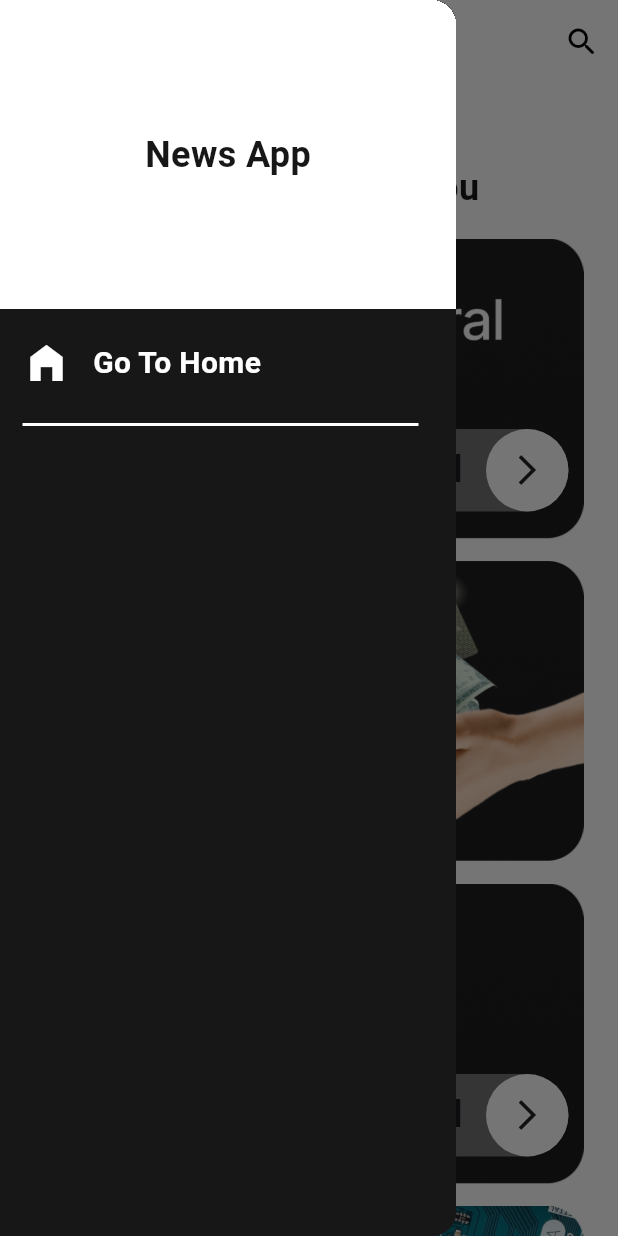
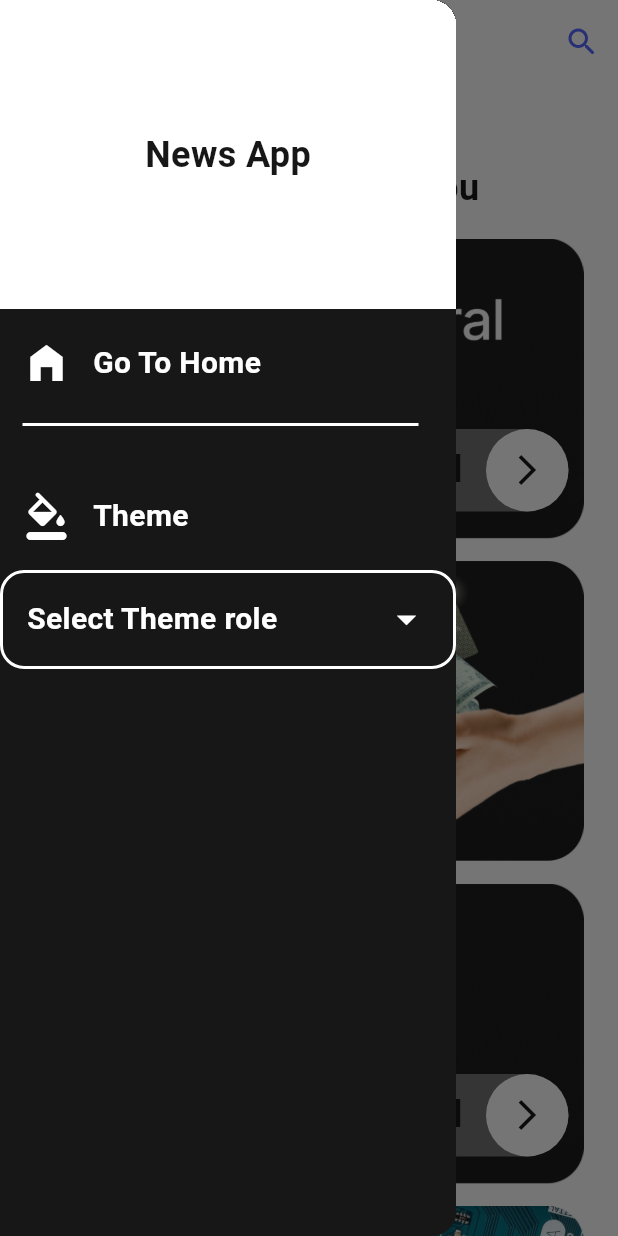
Before and after one commit to galalmohamed1/News_App, a Flutter app: the screen it shows after launch, with the side drawer open, on a phone screen of 412 x 824 dp. Run offline on Flutter 3.47's test engine with Material 3 defaults, Android fonts, the phone set to English and light mode, and no system bars; drawn by our look-alikes of animated_custom_dropdown; our stand-ins replace bot_toast, cached_network_image, flutter_easyloading, lottie, skeletonizer; generated files the repository leaves out were written again.

Commit message:
add theme mode

```diff
--- /dev/null
+++ b/l10n.yaml
@@ -0,0 +1,3 @@
+arb-dir: lib/l10n
+template-arb-file: app_en.arb
+output-localization-file: app_localizations.dart
--- a/lib/core/constants/app_assets.dart
+++ b/lib/core/constants/app_assets.dart
@@ -7,4 +7,11 @@ abstract class AppAssets {
   static const String ScienceImg = "assets/images/science_img.png";
   static const String SportImg = "assets/images/sports_img.png";
   static const String TechnologyImg = "assets/images/technology_img.png";
+  static const String businessImg_black = "assets/images/business_black.png";
+  static const String EntertainmentImg_black = "assets/images/entertainment_black.png";
+  static const String GeneralImg_black = "assets/images/general_black.png";
+  static const String HealthImg_black = "assets/images/health_black.png";
+  static const String ScienceImg_black = "assets/images/science_black.png";
+  static const String SportImg_black = "assets/images/Sport_black.png";
+  static const String TechnologyImg_black = "assets/images/Technology_black.png";
 }
--- a/lib/main.dart
+++ b/lib/main.dart
@@ -10,7 +10,6 @@ GlobalKey<NavigatorState> navigatorKey= GlobalKey<NavigatorState>();
 void main() {
   WidgetsFlutterBinding.ensureInitialized();
   runApp(
-
       ChangeNotifierProvider(
         create: (context) => HomeViewModel(),
           child: const MyApp())
--- a/lib/module/home/home_view_model/home_view_model.dart
+++ b/lib/module/home/home_view_model/home_view_model.dart
@@ -5,55 +5,16 @@ import 'package:news_app/data/models/category_model.dart';
 import 'package:news_app/data/models/sources_model.dart';
 import 'package:news_app/data/network/api_network.dart';
 import 'package:news_app/main.dart';
+class HomeViewModel extends ChangeNotifier {
 
-class HomeViewModel extends ChangeNotifier {
   int _selectedIndex = 0;
   CategoryDataModel? _selectedCategory;
   List<Source> _sourcesList = [];
   List<Article> _articlesList = [];
-  final List<CategoryDataModel> _categoriesList=[
-    CategoryDataModel(
-      categoryId: "general",
-      categoryName: "General",
-      categoryImg: AppAssets.GeneralImg,
-    ),
-    CategoryDataModel(
-      categoryId: "business",
-      categoryName: "Business",
-      categoryImg: AppAssets.businessImg,
-    ),
-    CategoryDataModel(
-      categoryId: "sport",
-      categoryName: "Sport",
-      categoryImg: AppAssets.SportImg,
-    ),
-    CategoryDataModel(
-      categoryId: "technology",
-      categoryName: "Technology",
-      categoryImg: AppAssets.TechnologyImg,
-    ),
-    CategoryDataModel(
-      categoryId: "entertainment",
-      categoryName: "Entertainment",
-      categoryImg: AppAssets.EntertainmentImg,
-    ),
-    CategoryDataModel(
-      categoryId: "health",
-      categoryName: "Health",
-      categoryImg: AppAssets.HealthImg,
-    ),
-    CategoryDataModel(
-      categoryId: "science",
-      categoryName: "Science",
-      categoryImg: AppAssets.ScienceImg,
-    ),
-  ];
 
   int get selectedIndex => _selectedIndex;
 
   CategoryDataModel? get selectedCategoryModel => _selectedCategory;
-
-  List<CategoryDataModel> get categoriesList => _categoriesList;
 
   List<Source> get sourcesList => _sourcesList;
 
--- a/lib/module/home/view/home_view.dart
+++ b/lib/module/home/view/home_view.dart
@@ -1,11 +1,12 @@
 import 'package:flutter/material.dart';
+import 'package:news_app/core/constants/app_assets.dart';
 import 'package:news_app/core/theme/app_color.dart';
+import 'package:news_app/data/models/category_model.dart';
 import 'package:news_app/module/home/home_view_model/home_view_model.dart';
 import 'package:news_app/module/home/view/widget/category_card_widget.dart';
 import 'package:news_app/module/home/view/widget/drawer_widget.dart';
 import 'package:news_app/module/home/view/widget/selected_category_view.dart';
 import 'package:provider/provider.dart';
-import 'package:flutter_gen/gen_l10n/app_localizations.dart';
 
 class HomeView extends StatefulWidget {
   const HomeView({super.key});
@@ -20,43 +21,75 @@ class _HomeViewState extends State<HomeView> {
   @override
   Widget build(BuildContext context) {
     var provider = Provider.of<HomeViewModel>(context);
-    var local=AppLocalizations.of(context)!;
-
-    List<String> _theme = [
-      local.light,
-      local.dark,
+    final List<CategoryDataModel> _categoriesList=[
+      CategoryDataModel(
+        categoryId: "general",
+        categoryName: "General",
+        categoryImg:provider.isDark()? AppAssets.GeneralImg_black:AppAssets.GeneralImg,
+      ),
+      CategoryDataModel(
+        categoryId: "business",
+        categoryName: "Business",
+        categoryImg: provider.isDark()? AppAssets.businessImg_black:AppAssets.businessImg,
+      ),
+      CategoryDataModel(
+        categoryId: "sport",
+        categoryName: "Sport",
+        categoryImg: provider.isDark()? AppAssets.SportImg_black:AppAssets.SportImg,
+      ),
+      CategoryDataModel(
+        categoryId: "technology",
+        categoryName: "Technology",
+        categoryImg: provider.isDark()? AppAssets.TechnologyImg_black:AppAssets.TechnologyImg,
+      ),
+      CategoryDataModel(
+        categoryId: "entertainment",
+        categoryName: "Entertainment",
+        categoryImg: provider.isDark()? AppAssets.EntertainmentImg_black:AppAssets.EntertainmentImg,
+      ),
+      CategoryDataModel(
+        categoryId: "health",
+        categoryName: "Health",
+        categoryImg:provider.isDark()? AppAssets.HealthImg_black:AppAssets.HealthImg,
+      ),
+      CategoryDataModel(
+        categoryId: "science",
+        categoryName: "Science",
+        categoryImg: provider.isDark()? AppAssets.ScienceImg_black:AppAssets.ScienceImg,
+      ),
     ];
-
     return Scaffold(
       appBar: AppBar(
+        backgroundColor: provider.isDark()? ColorPalette.primaryDarkColor:ColorPalette.white,
         title: Text(
-          provider.selectedCategoryModel==null?"Home":provider.selectedCategoryModel!.categoryName,
-          style:const TextStyle(
+          provider.selectedCategoryModel==null?"Home"
+              :provider.selectedCategoryModel!.categoryName,
+          style: TextStyle(
               fontWeight: FontWeight.w500,
               fontSize: 20,
-              color: ColorPalette.black,
+              color:provider.isDark()? ColorPalette.white:ColorPalette.black,
           ),
         ),
         centerTitle: true,
         actions: [
           IconButton(onPressed: () {
-
-          }, icon: Icon(Icons.search_rounded),
+          }, icon: Icon(Icons.search_rounded,color: provider.isDark()? ColorPalette.white:ColorPalette.primaryColor,),
           ),
         ],
       ),
       drawer: DrawerWidget(),
-      body:provider.selectedCategoryModel==null?SingleChildScrollView(
+      body:provider.selectedCategoryModel==null?
+      SingleChildScrollView(
         child: Column(
           crossAxisAlignment: CrossAxisAlignment.start,
           children: [
             const SizedBox(height: 25,),
-            const Padding(
+             Padding(
               padding:  EdgeInsets.symmetric(horizontal: 15.0),
               child:  Text(
                 "Good Morning \nHere is Some News For You",
                 style: TextStyle(
-                  color: ColorPalette.black,
+                  color:provider.isDark()?ColorPalette.white: ColorPalette.black,
                   fontWeight: FontWeight.bold,
                   fontSize: 24,
                   height: 1.2,
@@ -70,11 +103,11 @@ class _HomeViewState extends State<HomeView> {
               padding:const EdgeInsets.symmetric(vertical: 10.0),
               itemBuilder: (context, index) => CategoryCardWidget(
                   index: index,
-                  CategoryModel: provider.categoriesList[index],
+                  CategoryModel: _categoriesList[index],
                 onCategoryClick: provider.onCategoryClicked,
               ),
               separatorBuilder: (context, index) => SizedBox(height: 15,),
-              itemCount: provider.categoriesList.length,
+              itemCount: _categoriesList.length,
             ),
           ],
         ),
--- a/lib/module/home/view/widget/category_card_widget.dart
+++ b/lib/module/home/view/widget/category_card_widget.dart
@@ -1,6 +1,8 @@
 import 'package:flutter/material.dart';
 import 'package:news_app/core/theme/app_color.dart';
 import 'package:news_app/data/models/category_model.dart';
+import 'package:news_app/module/home/home_view_model/home_view_model.dart';
+import 'package:provider/provider.dart';
 
 class CategoryCardWidget extends StatelessWidget {
   final int index;
@@ -15,6 +17,7 @@ class CategoryCardWidget extends StatelessWidget {
 
   @override
   Widget build(BuildContext context) {
+    var _provider = Provider.of<HomeViewModel>(context, listen: false);
     return Stack(
       alignment: (index%2==0)?Alignment.bottomRight:Alignment.bottomLeft,
       children: [
@@ -36,7 +39,7 @@ class CategoryCardWidget extends StatelessWidget {
               width: 170,
               margin: EdgeInsets.all(18.0),
               decoration: BoxDecoration(
-                color: Colors.white38,
+                color:_provider.isDark()?ColorPalette.black.withOpacity(0.5):Colors.white38,
                 borderRadius: BorderRadius.circular(84.0),
               ),
               child: Directionality(
@@ -44,11 +47,12 @@ class CategoryCardWidget extends StatelessWidget {
                 child: Row(
                   mainAxisAlignment:MainAxisAlignment.spaceBetween,
                   children: [
-                    const Padding(
+                     Padding(
                       padding: EdgeInsets.symmetric(horizontal: 10.0),
                       child: Text(
                         "View All",
                         style: TextStyle(
+                          color: _provider.isDark()?ColorPalette.white:ColorPalette.black,
                           fontWeight: FontWeight.bold,
                           fontSize: 24,
                         ),
@@ -58,10 +62,10 @@ class CategoryCardWidget extends StatelessWidget {
                       height: 55,
                       width: 55,
                       decoration: BoxDecoration(
-                        color: ColorPalette.white,
+                        color: _provider.isDark()?ColorPalette.black:ColorPalette.white,
                         shape: BoxShape.circle,
                       ),
-                      child: Icon(Icons.arrow_forward_ios),
+                      child: Icon(Icons.arrow_forward_ios,color: _provider.isDark()?ColorPalette.white:ColorPalette.black,),
                     ),
                   ],
                 ),
--- a/lib/module/home/view/widget/drawer_widget.dart
+++ b/lib/module/home/view/widget/drawer_widget.dart
@@ -1,8 +1,9 @@
+import 'package:animated_custom_dropdown/custom_dropdown.dart';
 import 'package:flutter/material.dart';
 import 'package:news_app/core/theme/app_color.dart';
 import 'package:news_app/module/home/home_view_model/home_view_model.dart';
 import 'package:provider/provider.dart';
-
+import 'package:flutter_gen/gen_l10n/app_localizations.dart';
 class DrawerWidget extends StatelessWidget {
   const DrawerWidget({super.key});
 
@@ -10,6 +11,12 @@ class DrawerWidget extends StatelessWidget {
   Widget build(BuildContext context) {
     var size= MediaQuery.of(context).size;
     var _provider = Provider.of<HomeViewModel>(context, listen: false);
+    var local=AppLocalizations.of(context)!;
+
+    List<String> _theme = [
+      local.light,
+      local.dark,
+    ];
     return Drawer(
       backgroundColor: ColorPalette.black,
       child: Column(
@@ -58,33 +65,56 @@ class DrawerWidget extends StatelessWidget {
           ),
           const SizedBox(height: 20,),
 
-          // CustomDropdown<String>(
-          //   hintText: 'Select Theme role',
-          //   items: _theme,
-          //   decoration: CustomDropdownDecoration(
-          //     closedBorder: Border.all(color:AppColor.purpel,width: 2),
-          //     closedBorderRadius:BorderRadius.circular(16),
-          //     closedSuffixIcon: Icon(
-          //       Icons.arrow_drop_down,
-          //       color: AppColor.purpel,
-          //       size: 30,
-          //     ),
-          //     closedFillColor: provider.isDark()? AppColor.black:AppColor.white,
-          //     hintStyle: TextStyle(color: AppColor.purpel,fontSize: 20,
-          //       fontWeight: FontWeight.w700,),
-          //     listItemStyle: TextStyle(color: AppColor.purpel,fontSize: 20,
-          //       fontWeight: FontWeight.w700,),
-          //     headerStyle: TextStyle(color: AppColor.purpel,
-          //       fontSize: 20,
-          //       fontWeight: FontWeight.w700,
-          //     ),
-          //     expandedFillColor: provider.isDark()? AppColor.black:AppColor.white,
-          //   ),
-          //   onChanged: (value) {
-          //     if(value== local.light) provider.setCurrentTheme(ThemeMode.light);
-          //     if(value== local.dark) provider.setCurrentTheme(ThemeMode.dark);
-          //   },
-          // ),
+          Row(
+            children: [
+              SizedBox(width: 15,),
+              Icon(Icons.format_color_fill_rounded,color: ColorPalette.white,size: 32,),
+              SizedBox(width: 15,),
+              Text(
+                "Theme",
+                style: TextStyle(
+                  fontWeight: FontWeight.w700,
+                  fontSize: 20,
+                  color: ColorPalette.white,
+                ),
+              ),
+            ],
+          ),
+          const SizedBox(height: 20,),
+          CustomDropdown<String>(
+            hintText: 'Select Theme role',
+            items: _theme,
+            decoration: CustomDropdownDecoration(
+              closedBorder: Border.all(color:ColorPalette.white,width: 2),
+              closedBorderRadius:BorderRadius.circular(16),
+              closedSuffixIcon: Icon(
+                Icons.arrow_drop_down,
+                color: ColorPalette.white,
+                size: 30,
+              ),
+              closedFillColor: ColorPalette.black,
+              hintStyle: TextStyle(
+                color:  ColorPalette.white,
+                fontSize: 20,
+                fontWeight: FontWeight.w700,
+              ),
+              listItemStyle: TextStyle(
+                color: ColorPalette.white,
+                fontSize: 20,
+                fontWeight: FontWeight.w700,
+              ),
+              headerStyle: TextStyle(
+                color: ColorPalette.white,
+                fontSize: 20,
+                fontWeight: FontWeight.w700,
+              ),
+              expandedFillColor: ColorPalette.black,
+            ),
+            onChanged: (value) {
+              if(value== local.light) _provider.setCurrentTheme(ThemeMode.light);
+              if(value== local.dark) _provider.setCurrentTheme(ThemeMode.dark);
+            },
+          ),
 
         ],
       ),
--- a/lib/module/home/view/widget/selected_category_view.dart
+++ b/lib/module/home/view/widget/selected_category_view.dart
@@ -1,5 +1,6 @@
 import 'package:cached_network_image/cached_network_image.dart';
 import 'package:flutter/material.dart';
+import 'package:news_app/core/theme/app_color.dart';
 import 'package:news_app/data/models/category_model.dart';
 import 'package:news_app/module/home/home_view_model/home_view_model.dart';
 import 'package:provider/provider.dart';
@@ -40,6 +41,8 @@ class _SelectedCategoryViewState extends State<SelectedCategoryView> {
               tabAlignment: TabAlignment.start,
               indicatorPadding: EdgeInsets.zero,
               labelPadding: const EdgeInsets.symmetric(horizontal: 12.0),
+              labelColor: _Provider.isDark()?Colors.white:ColorPalette.black,
+              unselectedLabelColor:_Provider.isDark()?Colors.white.withOpacity(0.6):ColorPalette.black ,
               padding: const EdgeInsets.symmetric(vertical: 10),
                 tabs: _Provider.sourcesList.map(
                       (e) => Text(e.name),
@@ -61,7 +64,7 @@ class _SelectedCategoryViewState extends State<SelectedCategoryView> {
                       imageBuilder: (context, imageProvider) => Container(
                         padding: const EdgeInsets.all(12.0),
                         decoration: BoxDecoration(
-                          border: Border.all(color: Colors.black),
+                          border: Border.all(color: _Provider.isDark()?Colors.white:ColorPalette.black),
                           borderRadius: BorderRadius.circular(12),
                         ),
                         child: Column(
@@ -69,7 +72,7 @@ class _SelectedCategoryViewState extends State<SelectedCategoryView> {
                             Expanded(
                               child: Container(
                                 decoration: BoxDecoration(
-                                  border: Border.all(color: Colors.black),
+                                  border: Border.all(color: _Provider.isDark()?Colors.white:ColorPalette.black),
                                   borderRadius: BorderRadius.circular(12),
                                   image: DecorationImage(
                                     image: imageProvider,
@@ -85,7 +88,8 @@ class _SelectedCategoryViewState extends State<SelectedCategoryView> {
                             const SizedBox(height: 10),
                             Text(
                               _Provider.articlesList[index].title,
-                              style: const TextStyle(
+                              style:  TextStyle(
+                                color: _Provider.isDark()?Colors.white:ColorPalette.black,
                                   height: 1.2,
                                   fontWeight: FontWeight.bold,
                               ),
```
Also changed, not shown: assets/images/entertainment_black.png (added), assets/images/general_black.png (added), assets/images/health_black.png (added), assets/images/science_black.png (added), 4 other files.
